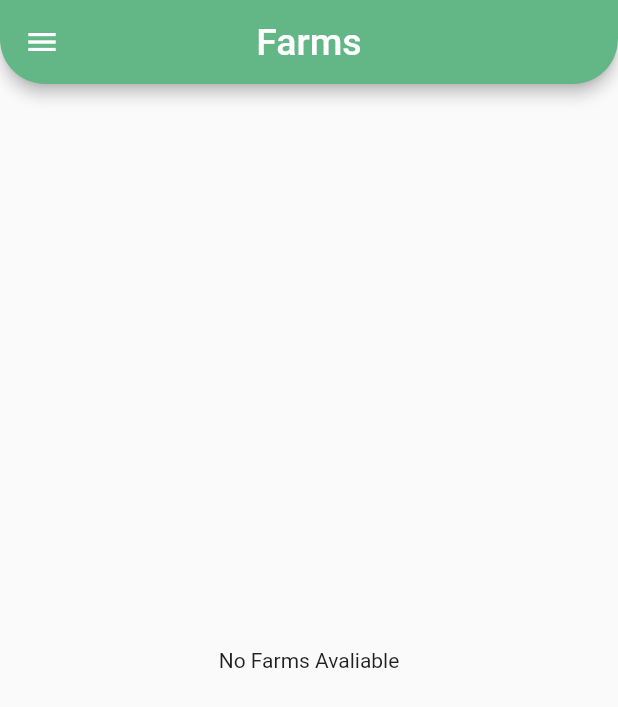
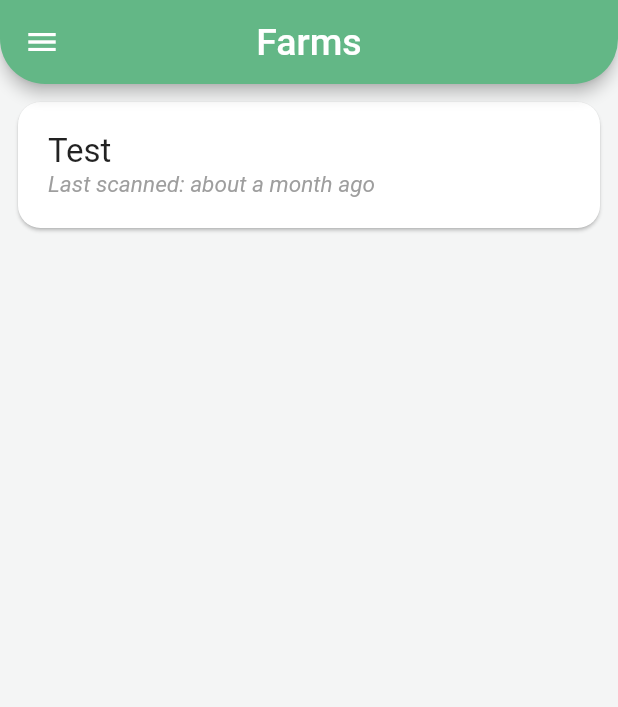
Before and after one commit to DusanTodorovic5/DemeterHuawei, a Flutter app: the screen it shows after launch, on a phone screen of 412 x 824 dp. Shown: the top 707 px of the screen. Run offline on Flutter 3.47's test engine with Material 2 defaults, Android fonts, the phone set to English and light mode, and no system bars; our stand-ins replace timeago; missing offline and left inert: dart:ffi.

Commit message:
feat: time ago

```diff
--- a/lib/classes/farm.dart
+++ b/lib/classes/farm.dart
@@ -1,10 +1,9 @@
-import 'dart:ffi';
-
+import 'package:timeago/timeago.dart' as timeago;
 import 'package:demeter_huawei/classes/layout_farm.dart';
 
 class Farm {
   String name;
-  UnsignedLong lastScanned;
+  int lastScanned;
   FarmLayout layout;
 
   Farm({required this.name, required this.lastScanned, required this.layout});
@@ -19,4 +18,11 @@ class Farm {
         "last_scanned": lastScanned,
         "layout": layout,
       };
+
+  String agoTime() {
+    DateTime now = DateTime.now();
+    DateTime scanTime = DateTime.fromMillisecondsSinceEpoch(lastScanned * 1000);
+    int diff = now.difference(scanTime).inSeconds;
+    return timeago.format(now.subtract(Duration(seconds: diff)));
+  }
 }
--- a/lib/main.dart
+++ b/lib/main.dart
@@ -34,6 +34,7 @@ class MyApp extends StatelessWidget {
           const Color.fromARGB(255, 99, 183, 134).value,
           color,
         ),
+        scaffoldBackgroundColor: const Color.fromARGB(255, 244, 245, 245),
         appBarTheme: AppBarTheme(
           toolbarTextStyle: Theme.of(context)
               .textTheme
--- a/lib/pages/farms_list.dart
+++ b/lib/pages/farms_list.dart
@@ -1,4 +1,5 @@
 import 'package:demeter_huawei/classes/farm.dart';
+import 'package:demeter_huawei/classes/layout_farm.dart';
 import 'package:demeter_huawei/widgets/app_bar.dart';
 import 'package:demeter_huawei/widgets/drawer_widget.dart';
 import 'package:flutter/material.dart';
@@ -11,12 +12,12 @@ class FarmsListPage extends StatefulWidget {
   List<Farm> farms = [];
 
   Future<List<Farm>> loadFarms() async {
-    return [];
+    return [Farm(name: "Test", lastScanned: 1674127176, layout: FarmLayout())];
   }
 }
 
 class _FarmsListPageState extends State<FarmsListPage> {
-  late Future<List<Farm>> farms_future = widget.loadFarms();
+  late Future<List<Farm>> farmsFuture = widget.loadFarms();
   @override
   Widget build(BuildContext context) {
     return Scaffold(
@@ -25,7 +26,7 @@ class _FarmsListPageState extends State<FarmsListPage> {
       ),
       appBar: const CustomAppBar(text: "Farms"),
       body: FutureBuilder<List<Farm>>(
-        future: farms_future,
+        future: farmsFuture,
         builder: ((context, snapshot) {
           if (snapshot.hasError) {
             return Center(
@@ -60,6 +61,35 @@ class _FarmsListPageState extends State<FarmsListPage> {
   }
 
   Widget renderFarm(Farm farm) {
-    return Text(farm.name);
+    return Padding(
+      padding: const EdgeInsets.all(8.0),
+      child: Card(
+        shape: RoundedRectangleBorder(
+          borderRadius: BorderRadius.circular(15.0),
+        ),
+        child: Padding(
+          padding: const EdgeInsets.all(20.0),
+          child: Column(
+            mainAxisSize: MainAxisSize.min,
+            mainAxisAlignment: MainAxisAlignment.start,
+            crossAxisAlignment: CrossAxisAlignment.start,
+            children: [
+              Text(
+                farm.name,
+                style: const TextStyle(fontSize: 22.0),
+              ),
+              Text(
+                "Last scanned: ${farm.agoTime()}",
+                style: const TextStyle(
+                  fontSize: 15.0,
+                  fontStyle: FontStyle.italic,
+                  color: Colors.grey,
+                ),
+              ),
+            ],
+          ),
+        ),
+      ),
+    );
   }
 }
--- a/pubspec.yaml
+++ b/pubspec.yaml
@@ -29,6 +29,7 @@ environment:
 # the latest version available on pub.dev. To see which dependencies have newer
 # versions available, run `flutter pub outdated`.
 dependencies:
+  timeago: ^3.3.0
   flutter:
     sdk: flutter
 
```
